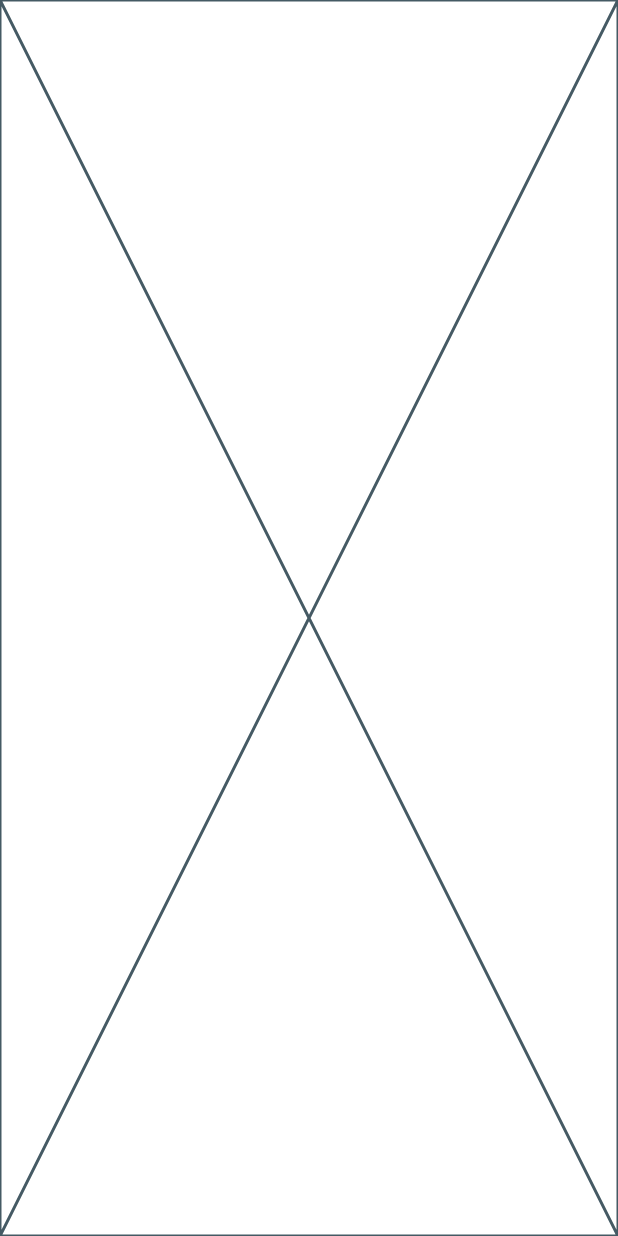
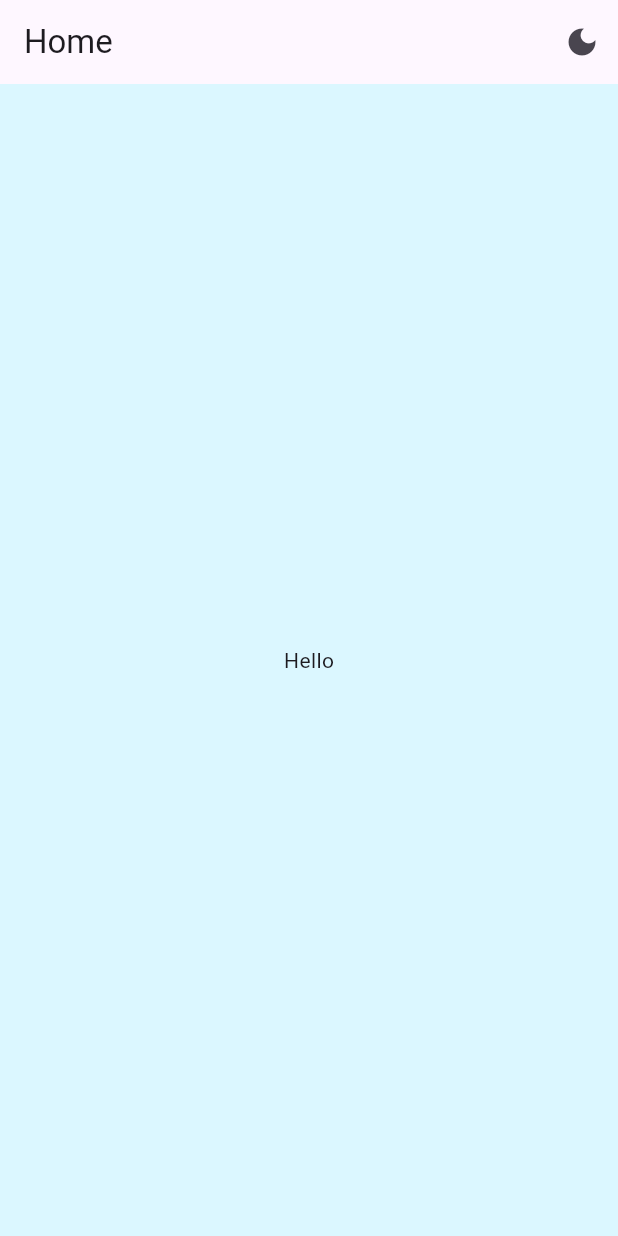
Before and after one commit to agunggst/wanderly, a Flutter app: the screen it shows after launch, on a phone screen of 412 x 824 dp. Run offline on Flutter 3.47's test engine with Material 3 defaults, Android fonts, the phone set to English and light mode, and no system bars; our stand-ins replace flutter_riverpod, go_router, google_fonts, sizer.

Commit message:
setup style riverpod routes, test switch dark/light mode

```diff
--- /dev/null
+++ b/lib/core/router.dart
@@ -0,0 +1,13 @@
+import 'package:wanderly/screens/home_screen.dart';
+import 'package:go_router/go_router.dart';
+import 'package:wanderly/screens/login_screen.dart';
+import 'package:wanderly/screens/register_screen.dart';
+
+final appRouter = GoRouter(
+  initialLocation: HomeScreen.routeName,
+  routes: [
+    GoRoute(path: HomeScreen.routeName, builder: (_, _) => const HomeScreen()),
+    GoRoute(path: LoginScreen.routeName, builder: (_, _) => const LoginScreen()),
+    GoRoute(path: RegisterScreen.routeName, builder: (_, _) => const RegisterScreen()),
+  ]
+);
--- /dev/null
+++ b/lib/core/theme_provider.dart
@@ -0,0 +1,5 @@
+import 'package:flutter/material.dart';
+import 'package:flutter_riverpod/flutter_riverpod.dart';
+
+final themeModeProvider =
+    StateProvider<ThemeMode>((ref) => ThemeMode.system);
--- a/lib/main.dart
+++ b/lib/main.dart
@@ -1,18 +1,24 @@
 import 'package:flutter/material.dart';
+import 'package:flutter_riverpod/flutter_riverpod.dart';
+import 'package:wanderly/core/router.dart';
+import 'package:wanderly/core/theme_provider.dart';
 
 void main() {
-  runApp(const MyApp());
+  runApp(const ProviderScope(child: MyApp()));
 }
 
-class MyApp extends StatelessWidget {
+class MyApp extends ConsumerWidget {
   const MyApp({super.key});
 
-  // This widget is the root of your application.
   @override
-  Widget build(BuildContext context) {
-    return MaterialApp(
-      title: 'Wanderly Travel Planner',
-      home: const Placeholder(),
+  Widget build(BuildContext context, WidgetRef ref) {
+    final themeMode = ref.watch(themeModeProvider);
+
+    return MaterialApp.router(
+      routerConfig: appRouter,
+      themeMode: themeMode,
+      theme: ThemeData(brightness: Brightness.light, useMaterial3: true),
+      darkTheme: ThemeData(brightness: Brightness.dark, useMaterial3: true),
     );
   }
 }
--- /dev/null
+++ b/lib/screens/home_screen.dart
@@ -0,0 +1,35 @@
+import 'package:flutter_riverpod/flutter_riverpod.dart';
+import 'package:wanderly/core/theme_provider.dart';
+import 'package:flutter/material.dart';
+import 'package:wanderly/style/app_colors.dart';
+
+class HomeScreen extends ConsumerWidget {
+  static const routeName = "/";
+
+  const HomeScreen({super.key});
+
+  @override
+  Widget build(BuildContext context, WidgetRef ref) {
+    final isDark = ref.watch(themeModeProvider) == ThemeMode.dark;
+    final colors = AppColors.of(context);
+
+    return Scaffold(
+      backgroundColor: colors.background,
+      appBar: AppBar(
+        title: const Text("Home"),
+        actions: [
+          IconButton(
+            icon: Icon(
+              isDark ? Icons.light_mode : Icons.dark_mode,
+            ),
+            onPressed: () {
+              ref.read(themeModeProvider.notifier).state =
+                  isDark ? ThemeMode.light : ThemeMode.dark;
+            },
+          ),
+        ],
+      ),
+      body: const Center(child: Text("Hello")),
+    );
+  }
+}
--- /dev/null
+++ b/lib/style/app_colors.dart
@@ -0,0 +1,38 @@
+import 'package:flutter/material.dart';
+
+class AppColors {
+  final Color background;
+  final Color primary;
+  final Color secondary;
+  final Color textPrimary;
+  final Color textSecondary;
+
+  const AppColors({
+    required this.background,
+    required this.primary,
+    required this.secondary,
+    required this.textPrimary,
+    required this.textSecondary
+  });
+
+  static AppColors of(BuildContext context) {
+    final isDark = Theme.of(context).brightness == Brightness.dark;
+    return isDark ? dark : light;
+  }
+
+  static const light = AppColors(
+    background: Color(0xFFdbf7ff),
+    primary: Color(0xFF808ee4),
+    secondary: Color(0xFF2f4BB9),
+    textPrimary: Colors.black,
+    textSecondary: Colors.white,
+  );
+
+  static const dark = AppColors(
+    background: Color(0xFF102a43),
+    primary: Color(0xFF808ee4),
+    secondary: Color(0xFF2f4BB9),
+    textPrimary: Colors.white,
+    textSecondary: Colors.white
+  );
+}
--- a/pubspec.yaml
+++ b/pubspec.yaml
@@ -34,6 +34,10 @@ dependencies:
   # The following adds the Cupertino Icons font to your application.
   # Use with the CupertinoIcons class for iOS style icons.
   cupertino_icons: ^1.0.8
+  sizer: ^3.1.3
+  google_fonts: ^8.0.0
+  go_router: ^17.0.1
+  flutter_riverpod: ^2.5.1
 
 dev_dependencies:
   flutter_test:
```
Also changed, not shown: lib/screens/login_screen.dart (added, +17 -0 lines), lib/screens/register_screen.dart (added, +17 -0 lines), lib/style/app_text.dart (added, +77 -0 lines), pubspec.lock.
